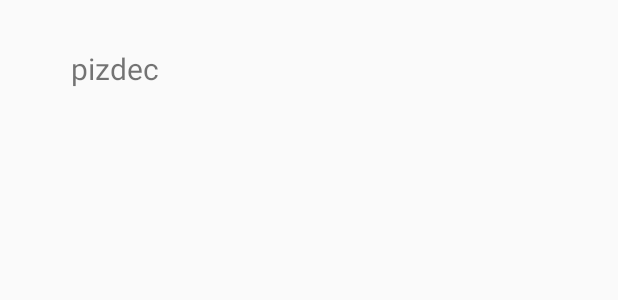
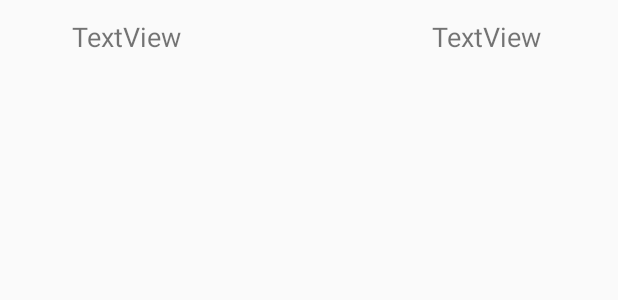
Before and after one commit to Shalamovvs/Action, an Android app: the layout movie_base.xml on its own in the app's theme, with its tools: preview values and no code run, on a phone screen of 412 x 824 dp. Shown: the top 300 px of the screen. Run offline under Robolectric (Android 15) with nearby library versions, the phone set to English and light mode, and no system bars.

Commit message:
Commit 06.05.2019

```diff
--- a/app/src/main/AndroidManifest.xml
+++ b/app/src/main/AndroidManifest.xml
@@ -1,6 +1,7 @@
 <?xml version="1.0" encoding="utf-8"?>
 <manifest xmlns:android="http://schemas.android.com/apk/res/android"
           package="com.example.filmapp">
+
     <uses-permission android:name="android.permission.INTERNET"/>
 
     <application
@@ -10,6 +11,7 @@
             android:roundIcon="@mipmap/ic_launcher_round"
             android:supportsRtl="true"
             android:theme="@style/AppTheme">
+
         <activity android:name=".Page3">
         </activity>
         <activity android:name=".Page2">
--- a/app/src/main/java/com/example/filmapp/Page3.kt
+++ b/app/src/main/java/com/example/filmapp/Page3.kt
@@ -42,7 +42,7 @@ class Page3 : AppCompatActivity(){
                 val gson = GsonBuilder().create()
                 val homeFeed = gson.fromJson(body, HomeFeed::class.java)
                 runOnUiThread {
-                    main_Recycler.adapter = SecondAdapter(homeFeed) }
+                    main_Recycler.adapter = SecondAdapter(homeFeed)}
             }
             override fun onFailure(call: Call, e: IOException) {
             }
--- a/app/src/main/java/com/example/filmapp/SecondAdapter.kt
+++ b/app/src/main/java/com/example/filmapp/SecondAdapter.kt
@@ -7,7 +7,7 @@ import android.view.ViewGroup
 import com.squareup.picasso.Picasso
 import kotlinx.android.synthetic.main.movie_base.view.*
 
-class SecondAdapter(val homeFeed: HomeFeed): RecyclerView.Adapter<CustomViewHolderBase>(){
+class SecondAdapter(val homeFeed:HomeFeed): RecyclerView.Adapter<CustomViewHolderBase>(){
 
     override fun getItemCount(): Int {
         return homeFeed.results.count()
@@ -22,6 +22,7 @@ class SecondAdapter(val homeFeed: HomeFeed): RecyclerView.Adapter<CustomViewHold
     override fun onBindViewHolder(holder: CustomViewHolderBase, position: Int) {
         val film = homeFeed.results.get(position)
         holder.view.movie_view_title.text = film.original_title
+        holder.view.movie_view_year.text = film.release_date
     }
 }
 class CustomViewHolderBase(val view:View): RecyclerView.ViewHolder(view){
--- a/app/src/main/res/layout/activity_main.xml
+++ b/app/src/main/res/layout/activity_main.xml
@@ -13,6 +13,8 @@
             android:layout_width="269dp"
             android:layout_height="wrap_content"
             android:onClick="openPage2"
+            android:textColor="@color/colorTheme2"
+            android:background="@color/colorPrimary"
             android:id="@+id/addButton" app:layout_constraintStart_toStartOf="parent" android:layout_marginStart="8dp"
             android:layout_marginTop="492dp" app:layout_constraintTop_toTopOf="parent" android:layout_marginEnd="8dp"
             app:layout_constraintEnd_toEndOf="parent"/>
@@ -21,6 +23,8 @@
             android:text="Films List"
             android:layout_width="270dp"
             android:onClick="openPage3"
+            android:textColor="@color/colorTheme2"
+            android:background="@color/colorPrimary"
             android:layout_height="wrap_content"
             android:id="@+id/button4" app:layout_constraintStart_toStartOf="parent" android:layout_marginStart="8dp"
             app:layout_constraintEnd_toEndOf="parent" android:layout_marginEnd="8dp" android:layout_marginBottom="16dp"
--- a/app/src/main/res/layout/movie_base.xml
+++ b/app/src/main/res/layout/movie_base.xml
@@ -1,13 +1,23 @@
 <?xml version="1.0" encoding="utf-8"?>
-<android.support.constraint.ConstraintLayout xmlns:android="http://schemas.android.com/apk/res/android"
-                                             xmlns:app="http://schemas.android.com/apk/res-auto" xmlns:tools="http://schemas.android.com/tools" android:layout_width="match_parent"
-              android:layout_height="match_parent">
+<android.support.constraint.ConstraintLayout
+        xmlns:android="http://schemas.android.com/apk/res/android"
+        xmlns:app="http://schemas.android.com/apk/res-auto" xmlns:tools="http://schemas.android.com/tools" android:layout_width="match_parent"
+        android:layout_height="wrap_content">
+
     <TextView
-            android:text="pizdec"
-            android:layout_width="316dp"
-            android:id="@+id/movie_view_title"
-            android:textSize="20sp" android:layout_height="35dp"
-            app:layout_constraintStart_toStartOf="parent" android:layout_marginStart="8dp"
-            app:layout_constraintEnd_toEndOf="parent" android:layout_marginEnd="8dp" android:layout_marginTop="32dp"
-            app:layout_constraintTop_toTopOf="parent" app:layout_constraintHorizontal_bias="0.493"/>
+            android:text="TextView"
+            android:layout_width="189dp"
+            android:layout_height="wrap_content"
+            android:id="@+id/movie_view_title" app:layout_constraintStart_toStartOf="parent"
+            android:layout_marginStart="48dp"
+            android:layout_marginTop="12dp" app:layout_constraintTop_toTopOf="parent" android:textAlignment="textStart"
+            android:textSize="18sp"/>
+    <TextView
+            android:text="TextView"
+            android:layout_width="91dp"
+            android:layout_height="wrap_content"
+            android:id="@+id/movie_view_year" app:layout_constraintEnd_toEndOf="parent" android:layout_marginEnd="8dp"
+            app:layout_constraintStart_toEndOf="@+id/movie_view_title" android:layout_marginStart="8dp"
+            android:layout_marginTop="12dp" app:layout_constraintTop_toTopOf="parent"
+            app:layout_constraintHorizontal_bias="0.492" android:textAlignment="center" android:textSize="18sp"/>
 </android.support.constraint.ConstraintLayout>
--- a/app/src/main/res/layout/movie_list.xml
+++ b/app/src/main/res/layout/movie_list.xml
@@ -17,7 +17,7 @@
             android:layout_width="91dp"
             android:layout_height="wrap_content"
             android:id="@+id/film_view_year" app:layout_constraintEnd_toEndOf="parent" android:layout_marginEnd="8dp"
-            app:layout_constraintStart_toEndOf="@+id/film_view_title" android:layout_marginStart="8dp"
+            app:layout_constraintStart_toEndOf="@+id/movie_view_title" android:layout_marginStart="8dp"
             android:layout_marginTop="12dp" app:layout_constraintTop_toTopOf="parent"
             app:layout_constraintHorizontal_bias="0.492" android:textAlignment="center" android:textSize="18sp"/>
 </android.support.constraint.ConstraintLayout>
--- a/app/src/main/res/values/colors.xml
+++ b/app/src/main/res/values/colors.xml
@@ -1,8 +1,8 @@
 <?xml version="1.0" encoding="utf-8"?>
 <resources>
-    <color name="colorPrimary">#1065C0</color>
+    <color name="colorPrimary">#1D1C1C</color>
     <color name="colorTheme">#EE2D3531</color>
     <color name="colorTheme2">#EDF1F3</color>
-    <color name="colorPrimaryDark">#062C6B</color>
+    <color name="colorPrimaryDark">#A80202</color>
     <color name="colorAccent">#D81B60</color>
 </resources>
```
Also changed, not shown: app/src/main/res/layout/activity_page3.xml (+12 -8 lines).
